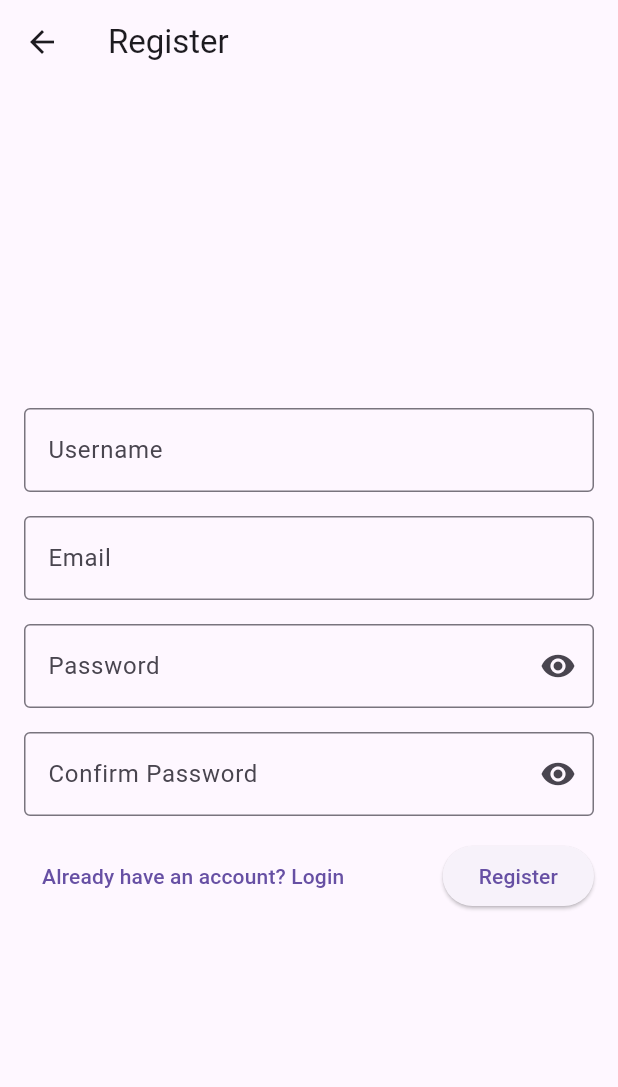
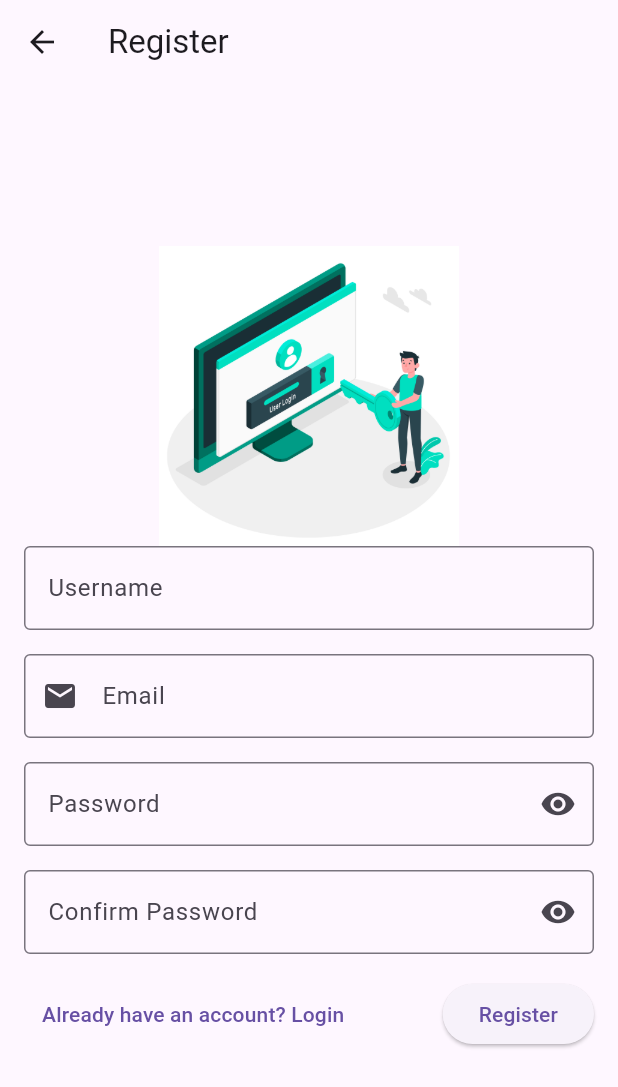
Before and after one commit to Prajjwall123/Flutter, a Flutter app: the screen it shows after launch, after a tap on an icon or button, on a phone screen of 412 x 824 dp. Shown: the top 1087 px of the screen. Run offline on Flutter 3.47's test engine with Material 3 defaults, Android fonts, the phone set to English and light mode, and no system bars; our stand-ins replace firebase_auth, firebase_core, firebase_database; accounts and stored records are empty.

```diff
--- a/lib/main.dart
+++ b/lib/main.dart
@@ -1,9 +1,7 @@
 import 'package:firebase_core/firebase_core.dart';
 import 'package:flutter/material.dart';
 import 'package:my_app/view_models/app_view_modal.dart';
-import 'package:my_app/views/task_page.dart';
 import 'package:provider/provider.dart';
-import 'package:firebase_core/firebase_core.dart';
 import 'firebase_options.dart';
 import 'package:my_app/views/login_page.dart';
 
@@ -19,7 +17,6 @@ Future main() async {
 class MyApp extends StatelessWidget {
   const MyApp({Key? key}) : super(key: key);
 
-  // This widget is the root of your application.
   @override
   Widget build(BuildContext context) {
     return MaterialApp(
--- a/lib/models/user_modal.dart
+++ b/lib/models/user_modal.dart
@@ -1,5 +1,6 @@
 class User {
+  String id;
   String username;
 
-  User(this.username);
+  User(this.id, this.username);
 }
--- a/lib/views/bottom_sheets/add_task_bottom_sheet_view.dart
+++ b/lib/views/bottom_sheets/add_task_bottom_sheet_view.dart
@@ -34,7 +34,7 @@ class AddTaskBottomSheetView extends StatelessWidget {
                   child: TextField(
                     onSubmitted: (value) {
                       if (entryController.text.isNotEmpty) {
-                        Task newTask = Task(entryController.text, false);
+                        Task newTask = Task(title: entryController.text, complete: false);
                         viewModal.addTask(newTask);
                         entryController.clear();
                       }
--- a/lib/views/bottom_sheets/settings_bottom_sheet_view.dart
+++ b/lib/views/bottom_sheets/settings_bottom_sheet_view.dart
@@ -34,7 +34,7 @@ class SettingsBottomSheetView extends StatelessWidget {
                   child: TextField(
                     onSubmitted: (value) {
                       if (entryController.text.isNotEmpty) {
-                        Task newTask = Task(entryController.text, false);
+                        Task newTask = Task(title: entryController.text, complete: false);
                         viewModal.updateUsername(entryController.text);
                         entryController.clear();
                       }
--- a/lib/views/login_page.dart
+++ b/lib/views/login_page.dart
@@ -62,9 +62,15 @@ class _LoginPageState extends State<LoginPage> {
           child: Column(
             mainAxisAlignment: MainAxisAlignment.center,
             children: [
+              Image.asset(
+                "lib/images/login.jpg",
+                width: 320,
+              ),
               TextFormField(
+
                 controller: _emailController,
                 decoration: InputDecoration(
+                  prefixIcon: Icon(Icons.email), // Email icon
                   labelText: 'Email',
                   border: OutlineInputBorder(),
                 ),
--- a/lib/views/register_page.dart
+++ b/lib/views/register_page.dart
@@ -74,10 +74,14 @@ class _RegisterPageState extends State<RegisterPage> {
           child: Column(
             mainAxisAlignment: MainAxisAlignment.center,
             children: [
+              Image.asset(
+                "lib/images/login.jpg",
+                height: 200,
+              ),
               TextFormField(
                 controller: _usernameController,
                 decoration: InputDecoration(
-                  labelText: 'Username', // Added label for username field
+                  labelText: 'Username',
                   border: OutlineInputBorder(),
                 ),
                 validator: (value) {
@@ -92,6 +96,7 @@ class _RegisterPageState extends State<RegisterPage> {
                 controller: _emailController,
                 decoration: InputDecoration(
                   labelText: 'Email',
+                  prefixIcon: Icon(Icons.email), // Email icon
                   border: OutlineInputBorder(),
                 ),
                 validator: (value) {
@@ -101,6 +106,7 @@ class _RegisterPageState extends State<RegisterPage> {
                   return null;
                 },
               ),
+
               SizedBox(height: 16.0),
               TextFormField(
                 controller: _passwordController,
@@ -166,6 +172,8 @@ class _RegisterPageState extends State<RegisterPage> {
                   ),
                 ],
               ),
+              SizedBox(height: 16.0),
+
             ],
           ),
         ),
--- a/pubspec.yaml
+++ b/pubspec.yaml
@@ -38,6 +38,7 @@ dependencies:
   firebase_core: ^2.24.1
   firebase_auth: ^4.15.2
   firebase_database:
+  shared_preferences: ^2.2.2
 #  cloud_firestore: ^4.14.0
 
 
@@ -66,9 +67,8 @@ flutter:
   uses-material-design: true
 
   # To add assets to your application, add an assets section, like this:
-  # assets:
-  #   - images/a_dot_burr.jpeg
-  #   - images/a_dot_ham.jpeg
+  assets:
+   - lib/images/
 
   # An image asset can refer to one or more resolution-specific "variants", see
   # https://flutter.dev/assets-and-images/#resolution-aware
```
Also changed, not shown: lib/models/task_modal.dart (+30 -1 lines), lib/view_models/app_view_modal.dart (+67 -23 lines), lib/views/task_list_view.dart (+23 -13 lines), lib/images/login.jpg (added), lib/images/register.jpg (added), pubspec.lock, 1 other file.
